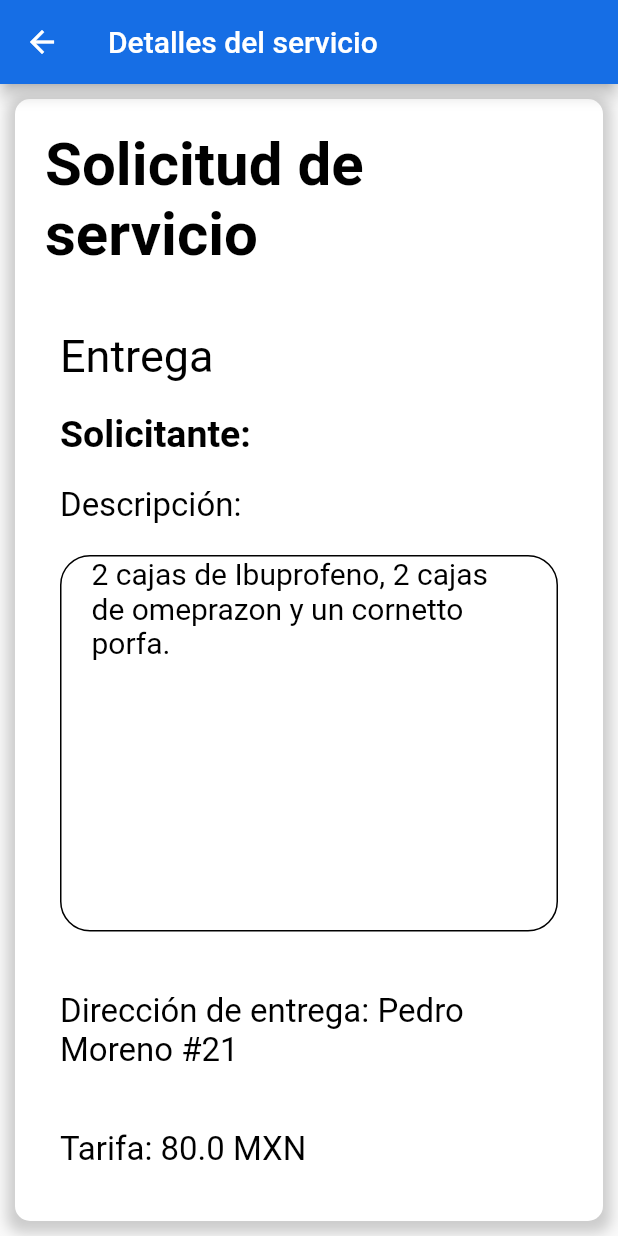
After one commit to AdairHdz/OnTheWay_mobile, a Flutter app: the ServicesScreen screen opened by its route, after a tap on "Entrega", on a phone screen of 412 x 824 dp. The commit adds this screen. Run offline on Flutter 3.47's test engine with Material 2 defaults, Android fonts, the phone set to English and light mode, and no system bars; our stand-ins replace weekday_selector.

Commit message:
Changes on AcceptCancelService
I have made changes on AcceptCancelScreen for get detailedInfo about one service request.

```diff
--- a/lib/main.dart
+++ b/lib/main.dart
@@ -1,4 +1,5 @@
 import 'package:flutter/material.dart';
+import 'package:on_the_way_mobile/models/service.dart';
 import 'package:on_the_way_mobile/screens/tabs_screen.dart';
 import "./screens/services_screen.dart";
 import 'screens/initial_screen.dart';
@@ -6,6 +7,7 @@ import 'screens/login_screen.dart';
 import 'screens/price_rate_registration_screen.dart';
 import 'screens/register_screen.dart';
 import 'screens/home_screen.dart';
+import 'screens/accept_cancel_service.dart';
 
 void main() {
   runApp(MyApp());
@@ -39,6 +41,7 @@ class MyApp extends StatelessWidget {
         "/services": (ctx) => ServicesScreen(),
         "/home": (ctx) => TabsScreen(),
         "/price-rate": (ctx) => PriceRateRegistrationScreen(),
+        "/accept_cancel_service": (ctx) => AcceptCancelService(),
       },
     );
   }
--- a/lib/models/service.dart
+++ b/lib/models/service.dart
@@ -11,6 +11,7 @@ enum ServiceStatus {
   Concretized,
   Canceled,
   Active,
+  Pending,
 }
 
 class Service {
--- /dev/null
+++ b/lib/screens/accept_cancel_service.dart
@@ -0,0 +1,193 @@
+import 'package:flutter/cupertino.dart';
+import 'package:flutter/material.dart';
+import '../models/service.dart';
+
+class AcceptCancelService extends StatelessWidget {
+  static final String routeName = "/accept_cancel_service";
+  bool isVisibleForCancel = true;
+  bool isVisibleForAccept = true;
+  @override
+  Widget build(BuildContext context) {
+    final Map service = ModalRoute.of(context).settings.arguments;
+    switch (service['serviceStatus']) {
+      case 'Activo':
+        isVisibleForAccept = false;
+        break;
+      case 'Concretado':
+        isVisibleForAccept = false;
+        isVisibleForCancel = false;
+        break;
+      case 'Cancelado':
+        isVisibleForAccept = false;
+        isVisibleForCancel = false;
+        break;
+      case 'Pendiente':
+        isVisibleForAccept = true;
+        isVisibleForCancel = true;
+        break;
+      case 'Indefinido':
+        break;
+    }
+    return Scaffold(
+        appBar: AppBar(
+          title: Text("Detalles del servicio"),
+        ),
+        body: Container(
+          margin: EdgeInsets.all(10),
+          decoration: BoxDecoration(
+              color: Colors.white,
+              borderRadius: BorderRadius.all(Radius.circular(10)),
+              boxShadow: [
+                BoxShadow(
+                    color: Colors.grey.withOpacity(0.5),
+                    spreadRadius: 5,
+                    blurRadius: 7,
+                    offset: Offset(0, 3))
+              ]),
+          child: SingleChildScrollView(
+            child: Column(
+              children: <Widget>[
+                Container(
+                    margin: EdgeInsets.all(20),
+                    child: Text(
+                      "Solicitud de servicio",
+                      style: TextStyle(
+                          color: Colors.black,
+                          fontSize: 40,
+                          fontWeight: FontWeight.bold),
+                    )),
+                Container(
+                  margin:
+                      EdgeInsets.only(left: 30, top: 20, right: 10, bottom: 20),
+                  child: Align(
+                    alignment: Alignment.centerLeft,
+                    child: Text(
+                      service['kindOfService'],
+                      style: TextStyle(
+                          color: Colors.black,
+                          fontSize: 30,
+                          fontWeight: FontWeight.normal),
+                    ),
+                  ),
+                ),
+                Container(
+                  margin:
+                      EdgeInsets.only(left: 30, top: 0, right: 30, bottom: 20),
+                  child: Align(
+                    alignment: Alignment.centerLeft,
+                    child: Text(
+                      "Solicitante: ",
+                      style: TextStyle(
+                          color: Colors.black,
+                          fontWeight: FontWeight.bold,
+                          fontSize: 25),
+                    ),
+                  ),
+                ),
+                Container(
+                  margin:
+                      EdgeInsets.only(left: 30, top: 0, right: 30, bottom: 20),
+                  child: Align(
+                    alignment: Alignment.topLeft,
+                    child: Text(
+                      "Descripción:",
+                      style: TextStyle(
+                          color: Colors.black,
+                          fontWeight: FontWeight.normal,
+                          fontSize: 22),
+                    ),
+                  ),
+                ),
+                Container(
+                  width: double.infinity,
+                  margin:
+                      EdgeInsets.only(left: 30, top: 0, right: 30, bottom: 20),
+                  decoration: BoxDecoration(
+                      border: Border.all(color: Colors.black),
+                      borderRadius: BorderRadius.all(Radius.circular(20))),
+                  padding:
+                      EdgeInsets.only(left: 20, top: 0, right: 20, bottom: 180),
+                  child: Text(
+                    service['description'],
+                    style: TextStyle(
+                        color: Colors.black,
+                        fontSize: 20,
+                        fontWeight: FontWeight.normal),
+                  ),
+                ),
+                Container(
+                  margin:
+                      EdgeInsets.only(left: 30, top: 20, right: 30, bottom: 20),
+                  child: Align(
+                    alignment: Alignment.centerLeft,
+                    child: Text(
+                      "Dirección de entrega: " + service['deliveryAddress'],
+                      style: TextStyle(
+                          color: Colors.black,
+                          fontWeight: FontWeight.normal,
+                          fontSize: 22),
+                    ),
+                  ),
+                ),
+                Container(
+                  margin:
+                      EdgeInsets.only(left: 30, top: 20, right: 30, bottom: 20),
+                  child: Align(
+                    alignment: Alignment.centerLeft,
+                    child: Text(
+                      "Tarifa: " + service['cost'].toString() + " MXN",
+                      style: TextStyle(
+                          color: Colors.black,
+                          fontWeight: FontWeight.normal,
+                          fontSize: 22),
+                    ),
+                  ),
+                ),
+                Container(
+                  margin:
+                      EdgeInsets.only(left: 50, top: 20, right: 50, bottom: 20),
+                  padding:
+                      EdgeInsets.only(left: 50, top: 20, right: 50, bottom: 20),
+                  child: Align(
+                    alignment: Alignment.center,
+                    child: Row(
+                      mainAxisAlignment: MainAxisAlignment.spaceBetween,
+                      children: <Widget>[
+                        Visibility(
+                          visible: isVisibleForAccept,
+                          child: ElevatedButton(
+                            onPressed: () {
+                              service['serviceStatus'] = 'Activo';
+                            },
+                            style: ElevatedButton.styleFrom(
+                                primary: Colors.orange,
+                                onPrimary: Colors.black),
+                            child: Text("Aceptar",
+                                style: TextStyle(
+                                    fontSize: 20, fontWeight: FontWeight.w600)),
+                          ),
+                        ),
+                        Visibility(
+                          visible: isVisibleForCancel,
+                          child: ElevatedButton(
+                            onPressed: () {
+                              service['serviceStatus'] = 'Cancelado';
+                            },
+                            style: ElevatedButton.styleFrom(
+                                primary: Colors.orange,
+                                onPrimary: Colors.black),
+                            child: Text("Cancelar",
+                                style: TextStyle(
+                                    fontSize: 20, fontWeight: FontWeight.w600)),
+                          ),
+                        )
+                      ],
+                    ),
+                  ),
+                )
+              ],
+            ),
+          ),
+        ));
+  }
+}
--- a/lib/screens/price_rate_registration_screen.dart
+++ b/lib/screens/price_rate_registration_screen.dart
@@ -94,7 +94,7 @@ class _PriceRateRegistrationScreenState
                   SizedBox(height: 30),
                   CustomDropdownButton(
                     hint: "Estado",
-                    options: ["Veracruz"],
+                    options: ["Veracruz", "Puebla"],
                   ),
                   SizedBox(height: 30),
                   CustomDropdownButton(
--- a/lib/widgets/service_item.dart
+++ b/lib/widgets/service_item.dart
@@ -1,4 +1,6 @@
+import 'dart:developer';
 import 'package:flutter/material.dart';
+//import 'package:on_the_way_mobile/models/service.dart';
 import '../models/Service.dart';
 import 'package:intl/intl.dart';
 
@@ -39,6 +41,9 @@ class ServiceItem extends StatelessWidget {
       case ServiceStatus.Canceled:
         serviceStatusText = "Cancelado";
         break;
+      case ServiceStatus.Pending:
+        serviceStatusText = "Pendiente";
+        break;
       default:
         serviceStatusText = "Indefinido";
     }
@@ -58,13 +63,28 @@ class ServiceItem extends StatelessWidget {
       case ServiceStatus.Concretized:
         serviceImage = "assets/images/verified.png";
         break;
+      case ServiceStatus.Pending:
+        serviceImage = "assets/images/verified.png";
+        break;
     }
     return serviceImage;
   }
 
   @override
   Widget build(BuildContext context) {
-    return Card(
+    return GestureDetector(
+      onTap: () {
+        Navigator.of(context).pushNamed("/accept_cancel_service", arguments: {
+          'accepted': service.accepted,
+          'cost': service.cost,
+          'date': service.date,
+          'deliveryAddress': service.deliveryAddress,
+          'description': service.description,
+          'kindOfService': _kindOfService,
+          'serviceStatus': _serviceStatus
+        });
+      },
+      child: Card(
         color: Theme.of(context).primaryColor,
         shape: RoundedRectangleBorder(
           borderRadius: BorderRadius.circular(15),
@@ -94,6 +114,7 @@ class ServiceItem extends StatelessWidget {
                 color: Colors.white, fontStyle: FontStyle.italic, fontSize: 12),
           ),
         ),
+      ),
     );
   }
 }
--- a/lib/widgets/services_list.dart
+++ b/lib/widgets/services_list.dart
@@ -3,13 +3,15 @@ import "../models/Service.dart";
 import "./service_item.dart";
 
 class ServicesList extends StatelessWidget {
+  final int selectedService = 0;
   final List<Service> services = [
     Service(
       accepted: true,
       cost: 80.00,
       date: DateTime.now(),
       deliveryAddress: "Pedro Moreno #21",
-      description: "2 cajas de Ibuprofeno",
+      description:
+          "2 cajas de Ibuprofeno, 2 cajas de omeprazon y un cornetto porfa.",
       kindOfService: KindOfService.Delivery,
       serviceStatus: ServiceStatus.Active,
     ),
@@ -29,7 +31,16 @@ class ServicesList extends StatelessWidget {
       deliveryAddress: "Pedro Moreno #21",
       description: "2 cajas de Ibuprofeno",
       kindOfService: KindOfService.DrugsPurchase,
-      serviceStatus: ServiceStatus.Concretized,
+      serviceStatus: ServiceStatus.Pending,
+    ),
+    Service(
+      accepted: true,
+      cost: 80.00,
+      date: DateTime.now(),
+      deliveryAddress: "Pedro Moreno #21",
+      description: "2 cajas de Ibuprofeno",
+      kindOfService: KindOfService.GroceriesPurchase,
+      serviceStatus: ServiceStatus.Pending,
     ),
     Service(
       accepted: true,
@@ -45,16 +56,7 @@ class ServicesList extends StatelessWidget {
       cost: 80.00,
       date: DateTime.now(),
       deliveryAddress: "Pedro Moreno #21",
-      description: "2 cajas de Ibuprofeno",
-      kindOfService: KindOfService.GroceriesPurchase,
-      serviceStatus: ServiceStatus.Concretized,
-    ),
-    Service(
-      accepted: true,
-      cost: 80.00,
-      date: DateTime.now(),
-      deliveryAddress: "Pedro Moreno #21",
-      description: "2 cajas de Ibuprofeno",
+      description: "Mota",
       kindOfService: KindOfService.Delivery,
       serviceStatus: ServiceStatus.Concretized,
     ),
```
Also changed, not shown: assets/images/canceled.png (added). Lines whose indentation alone changed are shown as unchanged.
